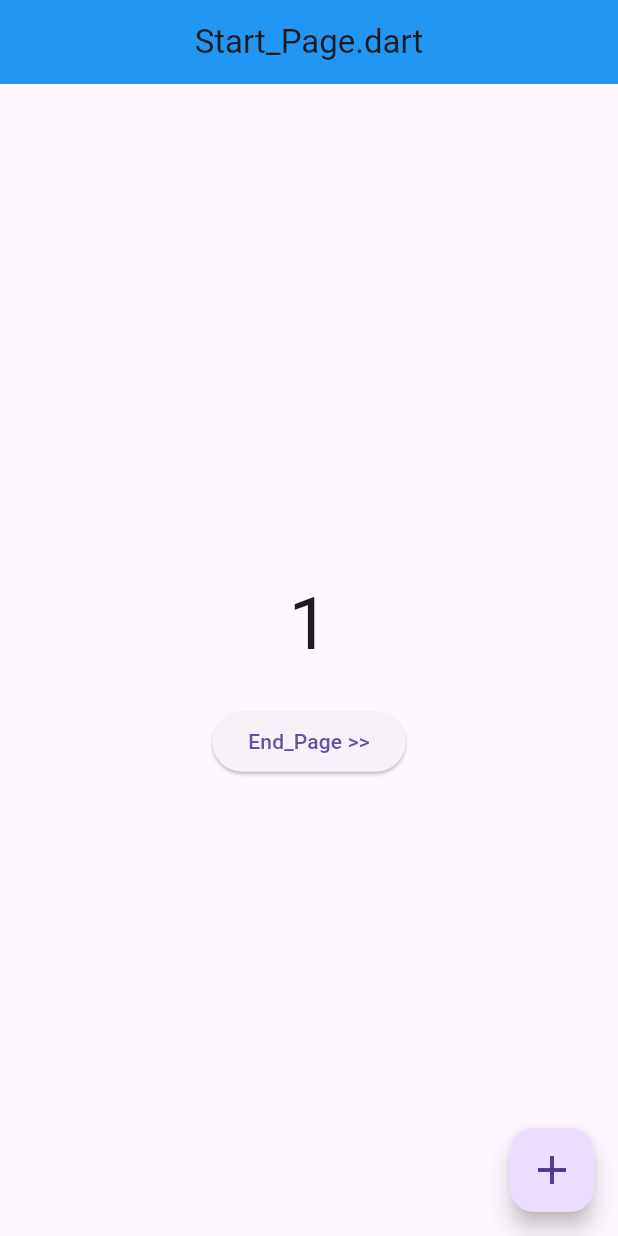
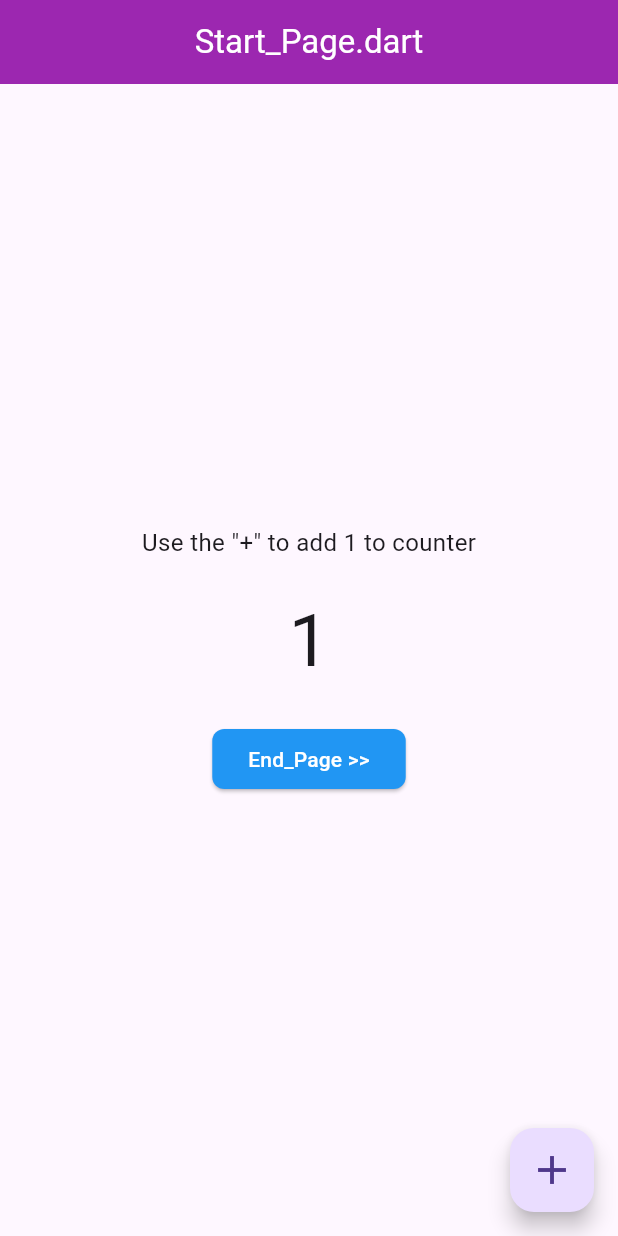
Before and after one commit to redfrogred/boilerplate, a Flutter app: the screen it shows after launch, after a tap on the "add" icon, on a phone screen of 412 x 824 dp. Run offline on Flutter 3.47's test engine with Material 3 defaults, Android fonts, the phone set to English and light mode, and no system bars.

Commit message:
added styling app-wide

```diff
--- /dev/null
+++ b/lib/classes/Config.dart
@@ -0,0 +1,7 @@
+// ignore_for_file: file_names, constant_identifier_names, non_constant_identifier_names
+
+class Config {
+
+  static const  String    app_version               = "1.03";
+
+}
--- a/lib/main.dart
+++ b/lib/main.dart
@@ -1,40 +1,46 @@
 //  packages
+// ignore_for_file: non_constant_identifier_names
+
+import 'package:flutter/foundation.dart';
 import 'package:flutter/material.dart';
 import 'package:provider/provider.dart';
 import 'providers/Count.dart';
+
+// classes
+import './classes/Config.dart';
 
 //  pages
 import './pages/Start_Page.dart';
 import './pages/End_Page.dart';
 
-
 void main() {
-  runApp( MultiProvider (
-  providers: [ ChangeNotifierProvider(create: (_) => Count()),],
-  child: MyApp()) );
+  runApp(MultiProvider(providers: [
+    ChangeNotifierProvider(create: (_) => Count()),
+  ], child: MyApp()));
 }
 
 class MyApp extends StatelessWidget {
-  const MyApp({ super.key });
+  const MyApp({super.key});
 
   // (this page) variables
   final String filename = 'main.dart';
 
   // (this page) methods
   void _buildTriggered() {
-    //  Utils.log( filename, '== "${ Config.app_name }" ver ${ Config.app_version } ==');
+    if (kDebugMode) {
+      print('<<< Loaded "boilerplate" version ${ Config.app_version } >>>');
+    }
   }
 
   // This widget is the root of your application.
   @override
   Widget build(BuildContext context) {
-
     _buildTriggered();
 
     return MaterialApp(
       debugShowCheckedModeBanner: true,
       initialRoute: 'Start_Page',
-
+      theme: custom_theme,
       routes: {
         'Start_Page': (context) => const Start_Page(),
         'End_Page': (context) => const End_Page(),
@@ -42,3 +48,19 @@ class MyApp extends StatelessWidget {
     );
   }
 }
+
+final ThemeData custom_theme = ThemeData(
+  appBarTheme: const AppBarTheme(
+    backgroundColor: Colors.purple,
+      foregroundColor: Colors.white,
+  ),
+  elevatedButtonTheme: ElevatedButtonThemeData(
+    style: ElevatedButton.styleFrom(
+      backgroundColor: Colors.blue,
+      foregroundColor: Colors.white,
+      shape: RoundedRectangleBorder(
+        borderRadius: BorderRadius.circular(8),
+      ),
+    ),
+  ),
+);
--- a/lib/pages/End_Page.dart
+++ b/lib/pages/End_Page.dart
@@ -14,7 +14,6 @@ class End_Page extends StatelessWidget {
 
   // (this page) methods
   void _buildTriggered() {
-    //  Utils.log( filename, '_buildTriggered()');
   }
 
  @override
@@ -24,7 +23,6 @@ class End_Page extends StatelessWidget {
 
     return WillPopScope(
       onWillPop: () async {
-        //Utils.log( filename, 'pop()!');
         return true;  //  this allows the back button to work (if true)
       },
       child: SafeArea(
@@ -33,7 +31,6 @@ class End_Page extends StatelessWidget {
             automaticallyImplyLeading: true,
             title: Text(filename),
             centerTitle: true,
-            backgroundColor: Colors.blue,
           ),
           body: Container(
             width: double.infinity,
--- a/lib/pages/Start_Page.dart
+++ b/lib/pages/Start_Page.dart
@@ -21,7 +21,6 @@ class _Start_PageState extends State<Start_Page> {
   @override
   void initState() {
     super.initState();
-    // Utils.log( filename, 'initState()' );
     WidgetsBinding.instance
         .addPostFrameCallback((_) => _addPostFrameCallbackTriggered(context));
 
@@ -30,18 +29,15 @@ class _Start_PageState extends State<Start_Page> {
 
   @override
   void dispose() {
-    // Utils.log( filename, 'dispose()');
     super.dispose();
   }
 
   // (this page) methods
   void _buildTriggered() {
-    // Utils.log( filename, '_buildTriggered()');
   }
 
   // addPostFrameCallback" is called after build completed
   void _addPostFrameCallbackTriggered(context) {
-    // Utils.log( filename, '_addPostFrameCallbackTriggered() (build completed)');
   }
 
   @override
@@ -59,7 +55,6 @@ class _Start_PageState extends State<Start_Page> {
             automaticallyImplyLeading: true,
             title: Text(filename),
             centerTitle: true,
-            backgroundColor: Colors.blue,
           ),
           body: Container(
             width: double.infinity,
@@ -68,8 +63,14 @@ class _Start_PageState extends State<Start_Page> {
               mainAxisAlignment: MainAxisAlignment.center,
               crossAxisAlignment: CrossAxisAlignment.center,
               children: [
+                const Padding(
+                  padding: EdgeInsets.fromLTRB(0,0,0,0),
+                  child: Text( 'Use the "+" to add 1 to counter',
+                      style: TextStyle( fontSize: 16)
+                    ),
+                ),
                 Padding(
-                  padding: EdgeInsets.fromLTRB(0,20,0,20),
+                  padding: const EdgeInsets.fromLTRB(0,20,0,20),
                   child: Text( context.watch<Count>().show_counter_value,
                       style: const TextStyle( fontSize: 48)
                     ),
```
Also changed, not shown: 1 other file.
